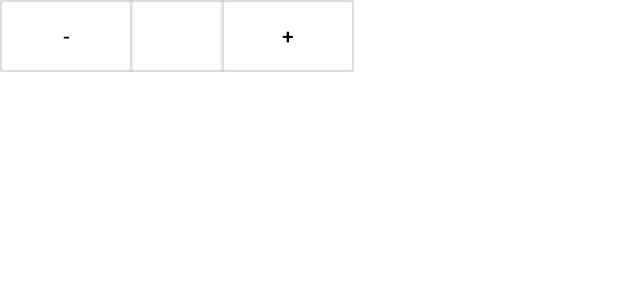
After one commit to ctrlctrl007/CtrlShop, an Android app: the layout number_add_sub_view.xml on its own in the app's theme, with its tools: preview values and no code run, on a phone screen of 412 x 824 dp. The commit adds this screen. Shown: the top 300 px of the screen. Run offline under Robolectric (Android 15) with nearby library versions, the phone set to English and light mode, and no system bars.

Commit message:
新加部分工具类和购物车数字加减按钮

```diff
--- /dev/null
+++ b/app/src/main/res/layout/number_add_sub_view.xml
@@ -0,0 +1,38 @@
+<?xml version="1.0" encoding="utf-8"?>
+<LinearLayout xmlns:android="http://schemas.android.com/apk/res/android"
+    android:orientation="horizontal"
+    android:layout_width="wrap_content"
+    android:layout_height="wrap_content"
+
+    android:gravity="center_horizontal"
+    android:background="@drawable/selector_number_add_sub">
+
+
+
+    <Button
+        android:id="@+id/btn_sub"
+        android:layout_width="wrap_content"
+        android:layout_height="wrap_content"
+        android:background="@drawable/bg_btn_style_white"
+        android:textColor="@color/black"
+        android:text="-"/>
+
+    <TextView
+        android:id="@+id/txt_num"
+        android:layout_width="wrap_content"
+        android:layout_height="wrap_content"
+        android:textColor="@color/black"
+        android:minWidth="60dp"
+
+        android:gravity="center"/>
+
+    <Button
+        android:id="@+id/btn_add"
+        android:layout_width="wrap_content"
+        android:layout_height="wrap_content"
+        android:background="@drawable/bg_btn_style_white"
+        android:text="+"
+        android:textColor="@color/black" />
+
+
+</LinearLayout>
```
Also changed, not shown: app/src/main/java/com/ctrl/ctrlshopmall/bean/ShoppingCart.java (added, +28 -0 lines), app/src/main/java/com/ctrl/ctrlshopmall/http/ShoppingCartUtil.java (added, +27 -0 lines), app/src/main/java/com/ctrl/ctrlshopmall/utils/JSONUtil.java (added, +28 -0 lines), app/src/main/java/com/ctrl/ctrlshopmall/utils/PreferencesUtils.java (added, +244 -0 lines), app/src/main/java/com/ctrl/ctrlshopmall/utils/ToastUtils.java (added, +44 -0 lines), app/src/main/java/com/ctrl/ctrlshopmall/widget/NumberAddSubView.java (added, +230 -0 lines), app/src/main/res/layout/fragment_cart.xml (+8 -2 lines).
